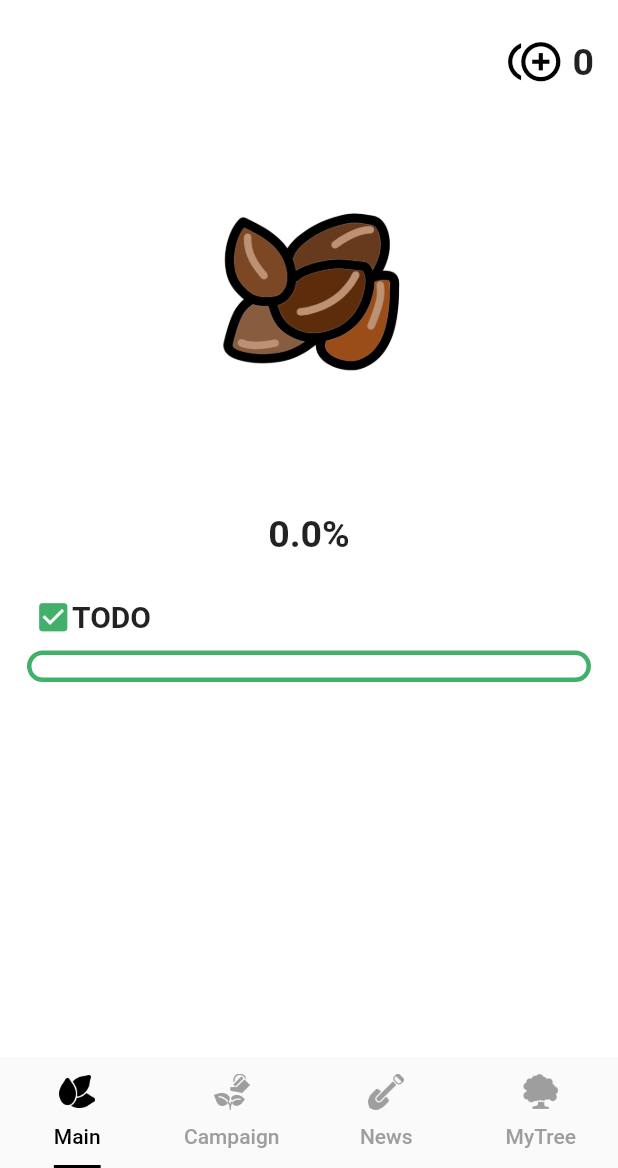
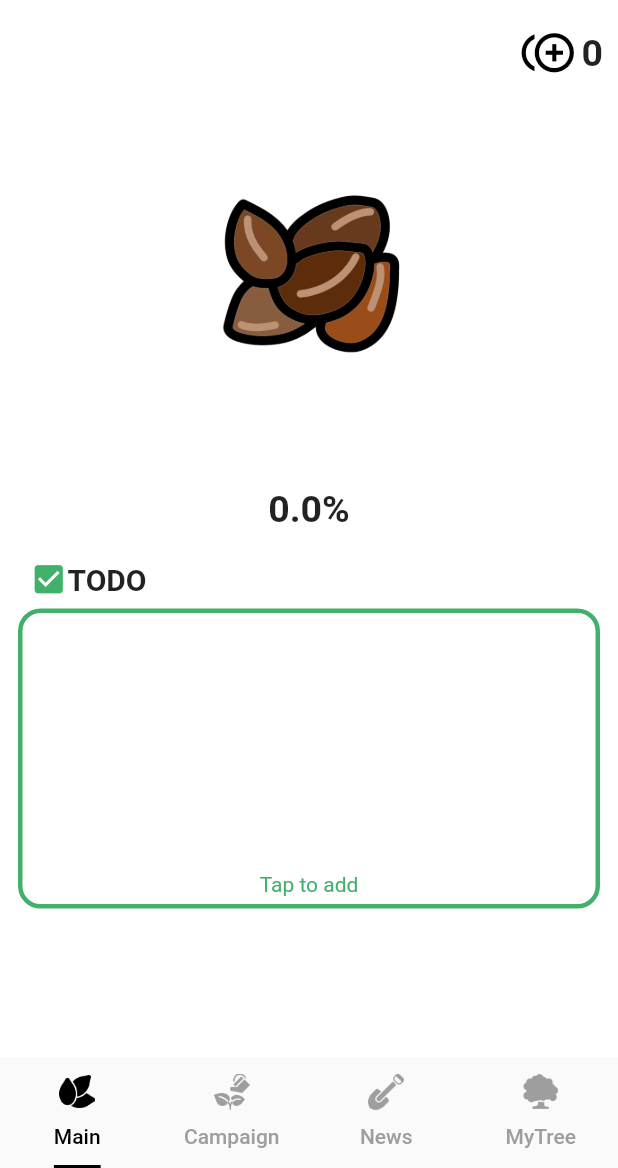
Before and after one commit to DSCHUFS/Solution-Challenge-2022-GrowGrow, a Flutter app: the screen it shows after launch, on a phone screen of 412 x 824 dp, the part 68-1236 px from its top. Run offline on Flutter 3.47's test engine with Material 2 defaults, Android fonts, the phone set to English and light mode, and no system bars; drawn by our look-alikes of percent_indicator; our stand-ins replace cloud_firestore, firebase_auth, firebase_core, firebase_database, google_maps_flutter, google_sign_in; accounts and stored records are empty; Roboto replaces fonts that are missing (Inter-Regular).

Commit message:
Set Main

```diff
--- a/lib/Home/Mainpage.dart
+++ b/lib/Home/Mainpage.dart
@@ -4,23 +4,20 @@ import 'package:flutter/cupertino.dart';
 import 'package:flutter/material.dart';
 import 'package:flutter/scheduler.dart';
 import 'package:percent_indicator/percent_indicator.dart';
-import 'package:home/Home/resources.dart';
+import 'package:home/resources.dart';
 import 'todo.dart';
 import 'todoData.dart';
 import 'package:home/drawer.dart';
 import 'printImage.dart';
 
-
 class Home extends StatefulWidget {
   const Home({Key? key}) : super(key: key);
-
 
   @override
   _HomeState createState() => _HomeState();
 }
 
 class _HomeState extends State<Home> {
-
   @override
   Widget build(BuildContext context) {
     return Scaffold(
@@ -31,7 +28,7 @@ class _HomeState extends State<Home> {
         centerTitle: true,
         elevation: 0.0,
         backgroundColor: Colors.white,
-        leading: Builder(builder: (context){
+        leading: Builder(builder: (context) {
           return Padding(
             padding: const EdgeInsets.all(11.0),
             child: GestureDetector(
@@ -50,9 +47,9 @@ class _HomeState extends State<Home> {
         }),
       ),
       body: Column(
-        children:[
+        children: [
           Padding(
-            padding: const EdgeInsets.all(8.0),
+            padding: const EdgeInsets.all(5.0),
             child: Row(
               mainAxisAlignment: MainAxisAlignment.end,
               children: [
@@ -62,8 +59,9 @@ class _HomeState extends State<Home> {
                   size: 35.0,
                 ),
                 Padding(
-                  padding: const EdgeInsets.all(8.0),
-                  child: Text('$userPoint',
+                  padding: const EdgeInsets.all(5.0),
+                  child: Text(
+                    '$userPoint',
                     style: TextStyle(
                       fontFamily: 'Inter-Regular',
                       fontSize: 25.0,
@@ -74,21 +72,20 @@ class _HomeState extends State<Home> {
               ],
             ),
           ),
-
           CircularPercentIndicator(
             radius: 250.0,
             lineWidth: 10.0,
-            percent: percent/100,
+            percent: percent / 100,
             center: PrintImage(),
             progressColor: lightGreen,
             backgroundColor: Colors.transparent,
             animation: true,
             animateFromLastPercent: true,
           ),
-
           Padding(
-            padding: const EdgeInsets.all(20.0),
-            child: Text('${percent}%',
+            padding: const EdgeInsets.all(15.0),
+            child: Text(
+              '${percent}%',
               style: TextStyle(
                 fontFamily: 'Inter-Regular',
                 fontSize: 25.0,
@@ -96,14 +93,12 @@ class _HomeState extends State<Home> {
               ),
             ),
           ),
-
           GestureDetector(
-            onTap: ()
-            {
+            onTap: () {
               AddTodoDialog();
             },
             child: Padding(
-              padding: const EdgeInsets.all(8.0),
+              padding: const EdgeInsets.all(5.0),
               child: Column(
                 children: [
                   Padding(
@@ -111,11 +106,7 @@ class _HomeState extends State<Home> {
                     child: Row(
                       mainAxisAlignment: MainAxisAlignment.start,
                       children: [
-                        Icon(
-                            Icons.check_box,
-                            color: deepGreen,
-                            size: 25.0
-                        ),
+                        Icon(Icons.check_box, color: deepGreen, size: 25.0),
                         Text('TODO',
                             style: TextStyle(
                               fontFamily: 'Inter-Regular',
@@ -126,29 +117,42 @@ class _HomeState extends State<Home> {
                     ),
                   ),
                   Container(
-                              margin: const EdgeInsets.all(10.0),
-                              padding: const EdgeInsets.fromLTRB(15, 5, 15, 10),
+                    margin: const EdgeInsets.all(7.0),
+                    padding: const EdgeInsets.all(5),
+                    height: 200,
                     decoration: BoxDecoration(
-                                  border:
-                                  Border.all(color: deepGreen, width: 3),
-                                  borderRadius: BorderRadius.all(
-                                      Radius.circular(15.0)),),
+                      border: Border.all(color: deepGreen, width: 3),
+                      borderRadius: BorderRadius.all(Radius.circular(15.0)),
+                    ),
+                    child: Column(
+                      children: [
+                        Expanded(
                           child: ListView.builder(
                             shrinkWrap: true,
                             itemCount: todoData.getNum(),
-                                  itemBuilder: (context, index){
-                                    return CheckboxListTile(
+                            itemBuilder: (context, index) {
+                              return ListTile(
                                   title: Text('${todoData.getContent(index)}'),
+                                  leading: Theme(
+                                    data: ThemeData(
+                                        unselectedWidgetColor: deepGreen),
+                                    child: Checkbox(
                                         checkColor: deepGreen,
-                                        controlAffinity: ListTileControlAffinity.leading,
                                         value: false,
-                                        onChanged: (bool? value){
-                                          timeDilation = value! ? 1.0 : 5.0;
+                                        onChanged: (bool? value) {
                                           _deleteTodo(todoData.TodoDB[index]);
-                                        });
-                              }
+                                        }),
+                                  ));
+                            },
                           ),
-                            )
+                        ),
+                        Text(
+                          'Tap to add',
+                          style: TextStyle(color: deepGreen),
+                        ),
+                      ],
+                    ),
+                  ),
                 ],
               ),
             ),
@@ -163,22 +167,28 @@ class _HomeState extends State<Home> {
     super.initState();
   }
 
-  void dispose(){
+  void dispose() {
     inputString.dispose();
     super.dispose();
   }
 
-  void _addTodo(Todo todo){
+  void makePercentAndPointCorrect() {
+    if (percent > 100) percent = 100;
+    if (userPoint > 200) userPoint = 200;
+  }
+
+  void _addTodo(Todo todo) {
     setState(() {
       todoData.addTodo(todo);
     });
   }
 
-  void _deleteTodo(Todo todo){
+  void _deleteTodo(Todo todo) {
     setState(() {
       todoData.deleteTodo(todo);
       userPoint += todo.todoPoint;
       percent = userPoint / 2;
+      makePercentAndPointCorrect();
       imageNum = (percent ~/ 20 + 1) * 20;
     });
   }
@@ -192,51 +202,37 @@ class _HomeState extends State<Home> {
               child: AlertDialog(
                 shape: RoundedRectangleBorder(
                     borderRadius: BorderRadius.circular(10.0),
-                    side: BorderSide(color: deepGreen, width: 3)
+                    side: BorderSide(color: deepGreen, width: 3)),
+                //Dialog Main Title
+                title: Row(children: [
+                  Padding(
+                    padding: const EdgeInsets.only(right: 5.0),
+                    child: Icon(Icons.add_box, color: deepGreen),
                   ),
-                //Dialog Main Title
-                title: Text("TODO", style: TextStyle(
+                  Text("Add todo",
+                      style: TextStyle(
                         fontFamily: 'Inter-Regular',
                         fontSize: 20.0,
                         fontWeight: FontWeight.bold,
                       )),
-
-                content: Container(
-                    width: double.minPositive,
-                    child: ListView.builder(
-                        shrinkWrap: true,
-                        itemCount: todoData.getNum(),
-                        itemBuilder: (context, index){
-                          return CheckboxListTile(
-                              title: Text('${todoData.getContent(index)}'),
-                              checkColor: deepGreen,
-                              controlAffinity: ListTileControlAffinity.leading,
-                              value: false,
-                              onChanged: (bool? value){
-                                timeDilation = value! ? 1.0 : 5.0;
-                                _deleteTodo(todoData.TodoDB[index]);
-                              });
-                        }
-                    )
-                ),
+                ]),
 
                 actions: <Widget>[
                   TextField(
                       controller: inputString,
                       textInputAction: TextInputAction.go,
                       onSubmitted: (value) {
-                    Todo newTodo = Todo(inputString.text, false, DateTime.now(), 15);
+                        Todo newTodo =
+                            Todo(inputString.text, false, DateTime.now(), 50);
                         _addTodo(newTodo);
                         inputString.clear();
                       },
                       showCursor: false,
-
                       style: TextStyle(
                           fontFamily: 'Inter-Regular',
                           fontSize: 20.0,
                           fontWeight: FontWeight.bold,
                           color: Colors.white),
-
                       decoration: InputDecoration(
                         border: OutlineInputBorder(
                             borderRadius: BorderRadius.circular(8),
@@ -244,19 +240,11 @@ class _HomeState extends State<Home> {
                                 width: 0,
                                 style: BorderStyle.none)
                         ),
-                    hintText: 'Add a task...',
-                    hintStyle: TextStyle(
-                      color: Colors.white,
-                      fontFamily: 'Inter-Regular',
-                      fontSize: 20.0,
-                      fontWeight: FontWeight.bold,
-                    ),
                         filled: true,
                         fillColor: grey,
                       )
                   ),
                 ],
-
               ),
             ),
           );
--- a/lib/Home/printImage.dart
+++ b/lib/Home/printImage.dart
@@ -2,7 +2,7 @@
 
 import 'package:flutter/material.dart';
 import 'package:home/MyTree/MyTree.dart';
-import 'resources.dart';
+import '../resources.dart';
 
 class PrintImage extends StatefulWidget {
   const PrintImage({Key? key}) : super(key: key);
@@ -15,7 +15,7 @@ class _PrintImageState extends State<PrintImage> {
 
   @override
   Widget build(BuildContext context) {
-    if(imageNum >= 120)
+    if(imageNum >= 100)
       return Button();
     else
       return Images();
@@ -140,11 +140,16 @@ class _ButtonState extends State<Button> {
                           ),
                         ),
                         onTap: (){
+                          setState(() {
+                            userPoint = 0;
+                            percent = userPoint / 2;
+                            imageNum = (percent ~/ 20 + 1) * 20;
+                          });
                           Navigator.push(context, MaterialPageRoute(builder: (context) => MyTree()));
                           },
                       ),
                       Padding(
-                        padding: const EdgeInsets.all(8.0),
+                        padding: const EdgeInsets.fromLTRB(8.0, 30.0, 8.0, 8.0),
                         child: Text('You can only plant trees in this area until July 24, 2022.'),
                       ),
                     ],
--- a/lib/MyTree/MyTree.dart
+++ b/lib/MyTree/MyTree.dart
@@ -6,7 +6,7 @@ import 'package:flutter/widgets.dart';
 import 'package:google_maps_flutter/google_maps_flutter.dart';
 import 'package:flutter/material.dart';
 import 'package:cloud_firestore/cloud_firestore.dart';
-import '../Home/resources.dart';
+import '../resources.dart';
 import 'Marker.dart';
 import 'package:firebase_core/firebase_core.dart';
 
--- a/lib/News/NewsPage.dart
+++ b/lib/News/NewsPage.dart
@@ -2,7 +2,7 @@ import 'package:flutter/material.dart';
 import 'package:home/News/NewsData.dart';
 import 'package:home/News/NewsReport.dart';
 import 'package:home/News/NewsData.dart';
-import 'package:home/Home/resources.dart';
+import 'package:home/resources.dart';
 import 'NewsContainer.dart';
 import 'package:home/main.dart';
 import 'package:home/drawer.dart';
--- a/lib/drawer.dart
+++ b/lib/drawer.dart
@@ -1,5 +1,5 @@
 import 'package:flutter/material.dart';
-import 'Home/resources.dart';
+import 'resources.dart';
 
 class drawer extends StatefulWidget {
   const drawer({Key? key}) : super(key: key);
@@ -63,7 +63,7 @@ class _drawerState extends State<drawer> {
                                 size: 40,
                               ),
                             ),
-                            Text('250', style: TextStyle(
+                            Text('$userPoint', style: TextStyle(
                               fontFamily: 'Inter-Regular',
                               fontSize: 20.0,
                               fontWeight: FontWeight.bold,)
--- a/lib/Home/resources.dart
+++ b/lib/resources.dart
@@ -1,5 +1,5 @@
 import 'package:flutter/material.dart';
-import 'todoData.dart';
+import 'Home/todoData.dart';
 
 //Colors
 const lightGreen = Color(0xFF81dfa4);
```
Lines whose indentation alone changed are shown as unchanged.
